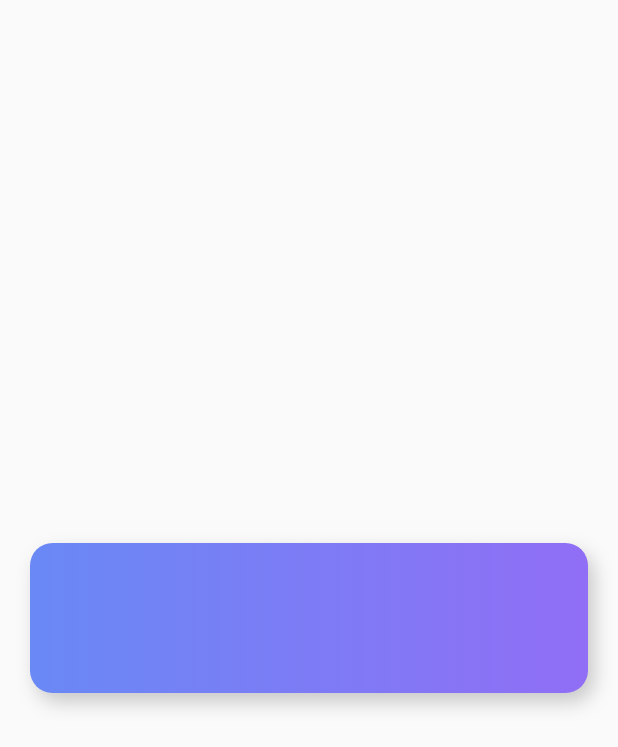
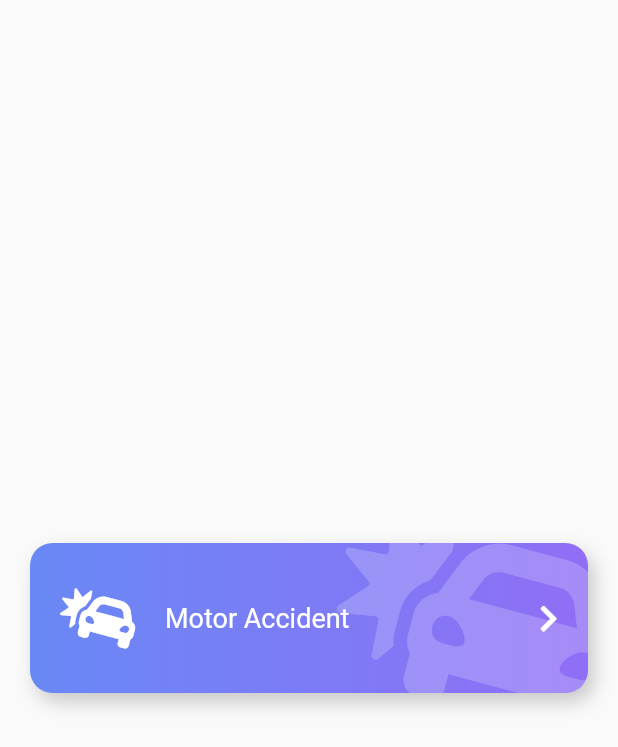
Before and after one commit to eliezerantonio/desenhos_animacoes, a Flutter app: the screen it shows after launch, on a phone screen of 412 x 824 dp. Shown: the top 747 px of the screen. Run offline on Flutter 3.47's test engine with Material 2 defaults, Android fonts, the phone set to English and light mode, and no system bars; our stand-ins replace animate_do, assets_audio_player, flutter_svg, font_awesome_flutter.

Commit message:
botao gordo

```diff
--- a/01_custom_painter/lib/src/widgets/fat_button.dart
+++ b/01_custom_painter/lib/src/widgets/fat_button.dart
@@ -1,11 +1,43 @@
 import 'package:flutter/material.dart';
+import 'package:font_awesome_flutter/font_awesome_flutter.dart';
 
 class FatButton extends StatelessWidget {
   const FatButton({Key key}) : super(key: key);
 
   @override
   Widget build(BuildContext context) {
-    return _FatButtonBackground();
+    return Stack(
+      children: [
+        _FatButtonBackground(),
+        Row(
+          mainAxisAlignment: MainAxisAlignment.center,
+          children: [
+            SizedBox(
+              height: 140,
+              width: 40,
+            ),
+            FaIcon(FontAwesomeIcons.carCrash, color: Colors.white, size: 40),
+            SizedBox(
+              width: 20,
+            ),
+            Expanded(
+              child: Text(
+                "Motor Accident",
+                style: TextStyle(
+                  color: Colors.white,
+                  fontSize: 18,
+                ),
+              ),
+            ),
+            FaIcon(FontAwesomeIcons.chevronRight,
+                color: Colors.white, size: 20),
+            SizedBox(
+              width: 40,
+            )
+          ],
+        )
+      ],
+    );
   }
 }
 
@@ -17,6 +49,22 @@
   @override
   Widget build(BuildContext context) {
     return Container(
+      child: ClipRRect(
+        borderRadius: BorderRadius.circular(15),
+        child: Stack(
+          children: [
+            Positioned(
+              top: -20,
+              right: -20,
+              child: FaIcon(
+                FontAwesomeIcons.carCrash,
+                color: Colors.white.withOpacity(0.2),
+                size: 150,
+              ),
+            )
+          ],
+        ),
+      ),
       margin: EdgeInsets.all(20),
       width: double.infinity,
       height: 100,
```
